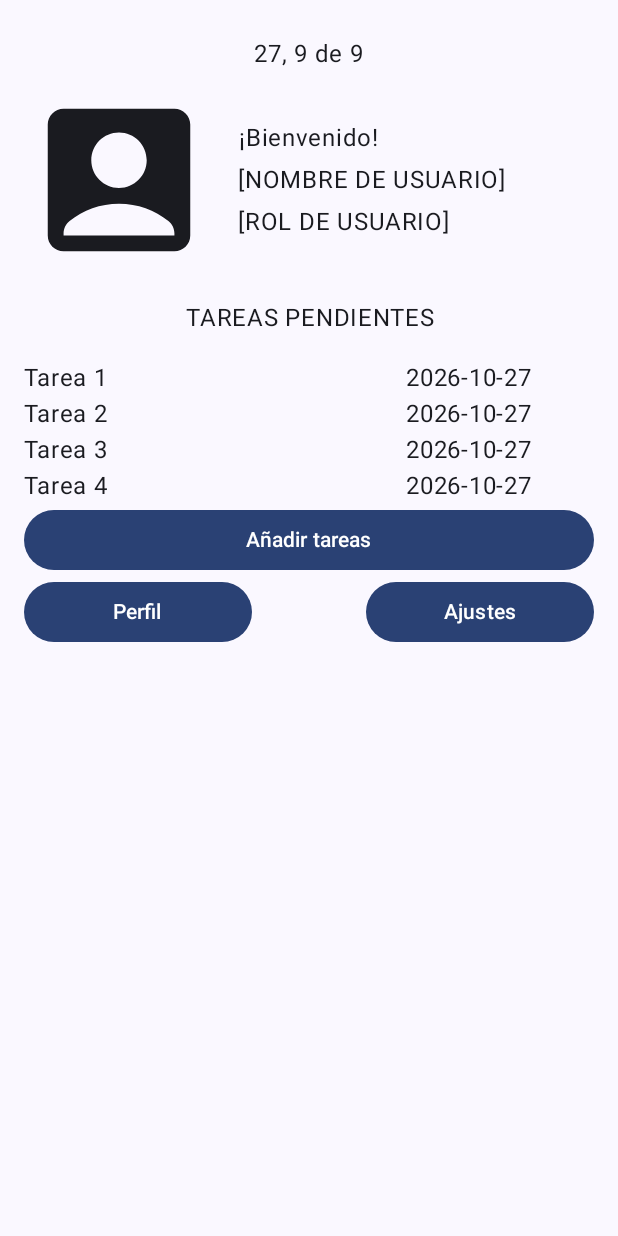
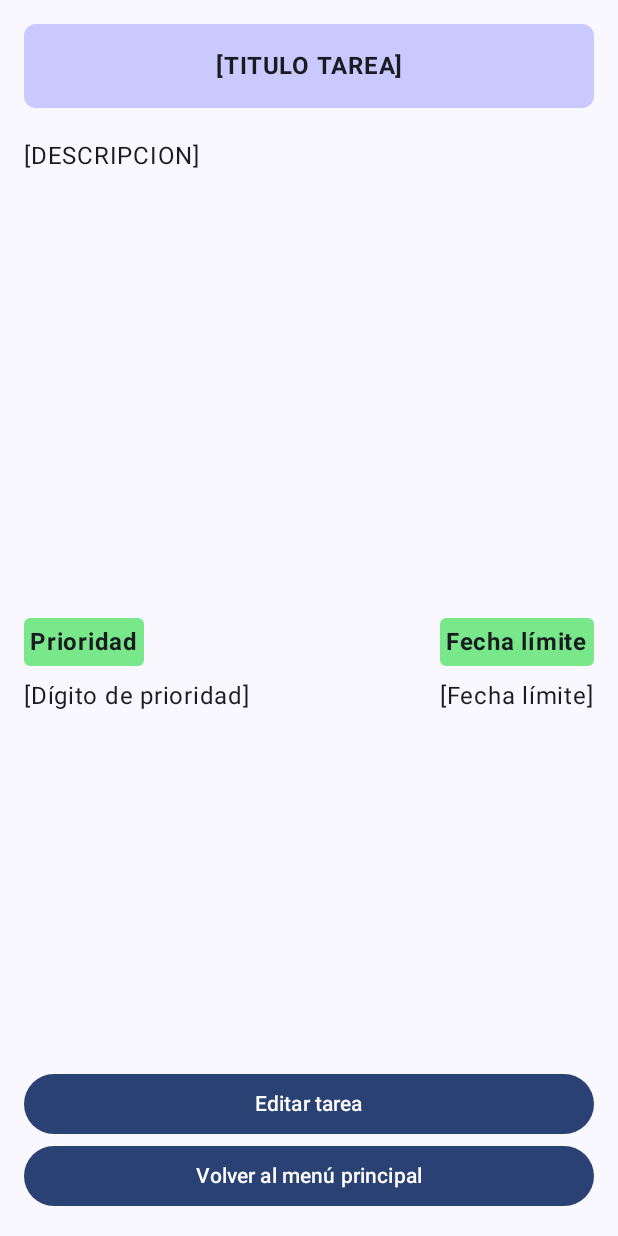
Before and after one commit to errebe-DAM/ProgramacionMultimedia, an Android app built with Jetpack Compose: the screen it shows after launch (MainActivity before the commit, TareaActivity after it), on a phone screen of 412 x 824 dp. Run offline under Robolectric (Android 15) with nearby library versions, the phone set to English and light mode, and no system bars.

Commit message:
E2 mockup finished

```diff
--- a/Tema2/app/build.gradle.kts
+++ b/Tema2/app/build.gradle.kts
@@ -45,7 +45,6 @@ dependencies {
     implementation(libs.androidx.compose.ui.tooling.preview)
     implementation(libs.androidx.core.ktx)
     implementation(libs.androidx.lifecycle.runtime.ktx)
-    implementation(libs.androidx.compose.material3)
     implementation("androidx.compose.material:material-icons-core")
     testImplementation(libs.junit)
     androidTestImplementation(platform(libs.androidx.compose.bom))
--- a/Tema2/app/src/main/java/com/example/practica/MainActivity.kt
+++ b/Tema2/app/src/main/java/com/example/practica/MainActivity.kt
@@ -1,28 +1,35 @@
 package com.example.practica
 
+import android.content.Intent
+import android.graphics.Color
 import android.os.Build
 import android.os.Bundle
 import androidx.activity.ComponentActivity
 import androidx.activity.compose.setContent
 import androidx.activity.enableEdgeToEdge
 import androidx.annotation.RequiresApi
+import androidx.compose.foundation.background
 import androidx.compose.foundation.layout.Arrangement
 import androidx.compose.foundation.layout.Column
 import androidx.compose.foundation.layout.Row
 import androidx.compose.foundation.layout.Spacer
 import androidx.compose.foundation.layout.fillMaxSize
 import androidx.compose.foundation.layout.fillMaxWidth
+import androidx.compose.foundation.layout.height
 import androidx.compose.foundation.layout.padding
 import androidx.compose.foundation.layout.size
+import androidx.compose.foundation.shape.RoundedCornerShape
 import androidx.compose.material.icons.Icons
 import androidx.compose.material.icons.filled.AccountBox
 import androidx.compose.material3.Button
 import androidx.compose.material3.Icon
+import androidx.compose.material3.Text
+import androidx.compose.ui.Modifier
+import androidx.compose.ui.graphics.Color as C
 import androidx.compose.material3.Scaffold
-import androidx.compose.material3.Text
 import androidx.compose.ui.Alignment
-import androidx.compose.ui.Modifier
-import androidx.compose.ui.draw.clip
+import androidx.compose.ui.platform.LocalContext
+
 import androidx.compose.ui.text.style.TextAlign
 import androidx.compose.ui.unit.dp
 import com.example.practica.ui.theme.PracticaTheme
@@ -35,21 +42,33 @@ class MainActivity : ComponentActivity() {
         super.onCreate(savedInstanceState)
         enableEdgeToEdge()
         setContent {
+            LocalContext.current.startActivity(
+                Intent(this, TareaActivity::class.java)
+            )
             PracticaTheme {
                 Scaffold(modifier = Modifier.fillMaxSize()) { innerPadding ->
                     Column(Modifier
+                        .fillMaxSize()
                         .padding(innerPadding)
                         .padding(16.dp)
                     ) {
                         // FECHA
                         Row(Modifier
-                            .fillMaxWidth()
-                            .padding(8.dp), horizontalArrangement = Arrangement.Center) {
+                            .fillMaxWidth(),
+                            horizontalArrangement = Arrangement.Center)
+                        {
                             val date = Calendar.getInstance()
                             val day = date.get(Calendar.DAY_OF_MONTH)
                             val month = date.get(Calendar.MONTH)
                             val year = date.get(Calendar.MONTH)
-                            Text("${day}, ${month} de ${year}")
+                            Text("${day}, ${month} de ${year}",
+                                Modifier
+                                    .background(
+                                        C(1,1,255,50),
+                                        RoundedCornerShape(8.dp)
+                                    )
+                                    .padding(8.dp)
+                            )
                         }
                         // ##########
 
@@ -78,7 +97,7 @@ class MainActivity : ComponentActivity() {
                             textAlign = TextAlign.Center,
                             text="TAREAS PENDIENTES",
                         )
-                        Column(Modifier.fillMaxWidth()) {
+                        Column(Modifier.fillMaxWidth().weight(1f)) {
                             val tareas = listOf(
                                 Tarea("Tarea 1", LocalDate.now()),
                                 Tarea("Tarea 2", LocalDate.now()),
@@ -94,6 +113,7 @@ class MainActivity : ComponentActivity() {
                         }
                         // ##########
 
+
                         // ZONA BOTONES
                         Button(
                             modifier = Modifier.fillMaxWidth(),
@@ -101,14 +121,14 @@ class MainActivity : ComponentActivity() {
                         ) {
                             Text("Añadir tareas")
                         }
-                        Row(Modifier.fillMaxSize(), horizontalArrangement = Arrangement.SpaceBetween) {
+                        Row( horizontalArrangement = Arrangement.SpaceBetween) {
                             Button(
                                 modifier = Modifier.weight(2f),
                                 onClick = {}
                             ) {
                                 Text("Perfil")
                             }
-                            Spacer(Modifier.weight(1f))
+                            Spacer(Modifier.weight(0.5f))
                             Button(
                                 modifier = Modifier.weight(2f),
                                 onClick = {}
--- /dev/null
+++ b/Tema2/app/src/main/java/com/example/practica/TareaActivity.kt
@@ -0,0 +1,121 @@
+package com.example.practica
+
+import android.os.Bundle
+import androidx.activity.ComponentActivity
+import androidx.activity.compose.setContent
+import androidx.activity.enableEdgeToEdge
+import androidx.compose.foundation.background
+import androidx.compose.foundation.layout.Box
+import androidx.compose.foundation.layout.Column
+import androidx.compose.foundation.layout.Spacer
+import androidx.compose.foundation.layout.fillMaxSize
+import androidx.compose.foundation.layout.fillMaxWidth
+import androidx.compose.foundation.layout.height
+import androidx.compose.foundation.layout.padding
+import androidx.compose.foundation.layout.size
+import androidx.compose.foundation.shape.RoundedCornerShape
+import androidx.compose.material3.Button
+import androidx.compose.material3.Scaffold
+import androidx.compose.material3.Text
+import androidx.compose.runtime.Composable
+import androidx.compose.ui.Alignment
+import androidx.compose.ui.Modifier
+import androidx.compose.ui.graphics.Color
+import androidx.compose.ui.text.font.FontWeight
+import androidx.compose.ui.text.style.TextAlign
+import androidx.compose.ui.tooling.preview.Preview
+import androidx.compose.ui.unit.dp
+import com.example.practica.ui.theme.PracticaTheme
+
+class TareaActivity : ComponentActivity() {
+    override fun onCreate(savedInstanceState: Bundle?) {
+        super.onCreate(savedInstanceState)
+        enableEdgeToEdge()
+        setContent {
+            PracticaTheme {
+                Scaffold(modifier = Modifier.fillMaxSize()) { innerPadding ->
+                    Column(
+                        Modifier
+                            .padding(innerPadding)
+                            .fillMaxSize()
+                            .padding(16.dp)
+                    ) {
+                        // TITLE
+                        Text(
+                            "[TITULO TAREA]",
+                            Modifier
+                                .fillMaxWidth()
+                                .background(
+                                    Color(1, 1, 255, 50),
+                                    RoundedCornerShape(8.dp)
+                                )
+                                .padding(vertical = 16.dp),
+                            textAlign = TextAlign.Center,
+                            fontWeight = FontWeight.Bold,
+                        )
+                        Spacer(Modifier.size(20.dp))
+                        //
+
+                        // DESCRIPTION
+                        Text("[DESCRIPCION]", Modifier
+                            .fillMaxWidth()
+                            .height(300.dp),
+                        )
+                        Spacer(Modifier.size(20.dp))
+                        //
+
+                        // DATA
+                        Box(
+                            Modifier
+                                .fillMaxWidth()
+                                .height(64.dp),
+                        ) {
+                            Text(
+                                "Prioridad",
+                                Modifier
+                                    .align(Alignment.TopStart)
+                                    .background(
+                                        Color(121, 232, 139, 255),
+                                        shape = RoundedCornerShape(4.dp)
+                                    )
+                                    .padding(4.dp)
+                                ,
+                                fontWeight = FontWeight.Bold,
+                            )
+                            Text("[Dígito de prioridad]", Modifier.align(Alignment.BottomStart))
+                            Text(
+                                "Fecha límite",
+                                Modifier.align(Alignment.TopEnd)
+                                .background(
+                                    Color(121, 232, 139, 255),
+                                    shape = RoundedCornerShape(4.dp)
+                                )
+                                .padding(4.dp),
+                                fontWeight = FontWeight.Bold
+                            )
+                            Text("[Fecha límite]", Modifier.align(Alignment.BottomEnd))
+                        }
+                        Spacer(Modifier
+                            .size(20.dp)
+                            .weight(1f))
+                        //
+
+                        // BUTTONS
+                        Button(
+                            onClick = {},
+                            Modifier.fillMaxWidth()
+                        ) {
+                            Text("Editar tarea")
+                        }
+                        Button(
+                            onClick = {},
+                            Modifier.fillMaxWidth()
+                        ) {
+                            Text("Volver al menú principal")
+                        }
+                    }
+                }
+            }
+        }
+    }
+}
--- a/Tema2/app/src/main/res/values/strings.xml
+++ b/Tema2/app/src/main/res/values/strings.xml
@@ -1,3 +1,5 @@
 <resources>
     <string name="app_name">Practica</string>
+    <string name="title_activity_nueva_tarea">NuevaTareaActivity</string>
+    <string name="title_activity_tarea">TareaActivity</string>
 </resources>
```
Also changed, not shown: Tema2/app/src/main/AndroidManifest.xml (+12 -0 lines), Tema2/app/src/main/java/com/example/practica/NuevaTareaActivity.kt (added, +189 -0 lines).
